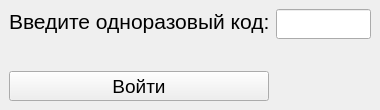
First picture: the form in client_side/resources/ui/totp_auth_window.ui, repository Sk2can/Password-manager, before the edit.
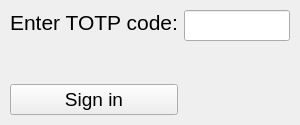
Second picture: the form after the edit.

```diff
--- a/client_side/resources/ui/totp_auth_window.ui
+++ b/client_side/resources/ui/totp_auth_window.ui
@@ -6,113 +6,45 @@
    <rect>
     <x>0</x>
     <y>0</y>
-    <width>380</width>
-    <height>110</height>
+    <width>300</width>
+    <height>125</height>
    </rect>
   </property>
   <property name="sizePolicy">
-   <sizepolicy hsizetype="Maximum" vsizetype="Maximum">
+   <sizepolicy hsizetype="Fixed" vsizetype="Fixed">
     <horstretch>0</horstretch>
     <verstretch>0</verstretch>
    </sizepolicy>
   </property>
   <property name="minimumSize">
    <size>
-    <width>380</width>
-    <height>110</height>
+    <width>300</width>
+    <height>125</height>
    </size>
   </property>
   <property name="maximumSize">
    <size>
-    <width>380</width>
-    <height>110</height>
+    <width>300</width>
+    <height>125</height>
    </size>
   </property>
   <property name="windowTitle">
    <string>Vaultary</string>
   </property>
   <widget class="QWidget" name="centralwidget">
-   <property name="sizePolicy">
-    <sizepolicy hsizetype="Minimum" vsizetype="Minimum">
-     <horstretch>0</horstretch>
-     <verstretch>0</verstretch>
-    </sizepolicy>
-   </property>
-   <property name="minimumSize">
-    <size>
-     <width>90</width>
-     <height>30</height>
-    </size>
-   </property>
-   <layout class="QVBoxLayout" name="verticalLayout_2">
-    <property name="sizeConstraint">
-     <enum>QLayout::SetMinimumSize</enum>
-    </property>
-    <item>
      <layout class="QGridLayout" name="gridLayout">
-      <property name="sizeConstraint">
-       <enum>QLayout::SetMinimumSize</enum>
-      </property>
-      <item row="2" column="0" colspan="2">
-       <widget class="QPushButton" name="auth_totp_pushButton">
-        <property name="sizePolicy">
-         <sizepolicy hsizetype="Minimum" vsizetype="Minimum">
-          <horstretch>0</horstretch>
-          <verstretch>0</verstretch>
-         </sizepolicy>
-        </property>
-        <property name="minimumSize">
-         <size>
-          <width>260</width>
-          <height>30</height>
-         </size>
-        </property>
-        <property name="maximumSize">
-         <size>
-          <width>260</width>
-          <height>30</height>
-         </size>
-        </property>
-        <property name="font">
-         <font>
-          <pointsize>14</pointsize>
-         </font>
-        </property>
-        <property name="text">
-         <string>Войти</string>
-        </property>
-        <property name="shortcut">
-         <string>Return</string>
-        </property>
-       </widget>
-      </item>
-      <item row="1" column="0" colspan="2">
-       <widget class="QLabel" name="error_label">
-        <property name="sizePolicy">
-         <sizepolicy hsizetype="Maximum" vsizetype="Maximum">
-          <horstretch>0</horstretch>
-          <verstretch>0</verstretch>
-         </sizepolicy>
-        </property>
-        <property name="minimumSize">
-         <size>
-          <width>200</width>
-          <height>20</height>
-         </size>
-        </property>
-        <property name="font">
-         <font>
-          <pointsize>12</pointsize>
-         </font>
-        </property>
-        <property name="styleSheet">
-         <string notr="true">color: rgb(255, 0, 0);</string>
-        </property>
-        <property name="text">
-         <string/>
-        </property>
-       </widget>
-      </item>
+    <property name="leftMargin">
+     <number>10</number>
+    </property>
+    <property name="topMargin">
+     <number>10</number>
+    </property>
+    <property name="rightMargin">
+     <number>10</number>
+    </property>
+    <property name="bottomMargin">
+     <number>10</number>
+    </property>
       <item row="0" column="0">
        <widget class="QLabel" name="totp_label">
         <property name="font">
@@ -121,7 +53,7 @@
          </font>
         </property>
         <property name="text">
-         <string>Введите одноразовый код:</string>
+       <string>Enter TOTP code:</string>
         </property>
         <property name="alignment">
          <set>Qt::AlignLeading|Qt::AlignLeft|Qt::AlignTop</set>
@@ -130,17 +62,8 @@
       </item>
       <item row="0" column="1">
        <widget class="QLineEdit" name="totp_lineEdit">
-        <property name="sizePolicy">
-         <sizepolicy hsizetype="Maximum" vsizetype="Maximum">
-          <horstretch>0</horstretch>
-          <verstretch>0</verstretch>
-         </sizepolicy>
-        </property>
-        <property name="minimumSize">
-         <size>
-          <width>90</width>
-          <height>30</height>
-         </size>
+      <property name="enabled">
+       <bool>true</bool>
         </property>
         <property name="font">
          <font>
@@ -164,7 +87,38 @@
         </property>
        </widget>
       </item>
-     </layout>
+    <item row="1" column="0" colspan="2">
+     <widget class="QLabel" name="error_label">
+      <property name="font">
+       <font>
+        <pointsize>12</pointsize>
+       </font>
+      </property>
+      <property name="styleSheet">
+       <string notr="true">color: rgb(255, 0, 0);</string>
+      </property>
+      <property name="text">
+       <string/>
+      </property>
+      <property name="wordWrap">
+       <bool>true</bool>
+      </property>
+     </widget>
+    </item>
+    <item row="2" column="0">
+     <widget class="QPushButton" name="auth_totp_pushButton">
+      <property name="font">
+       <font>
+        <pointsize>14</pointsize>
+       </font>
+      </property>
+      <property name="text">
+       <string>Sign in</string>
+      </property>
+      <property name="shortcut">
+       <string>Return</string>
+      </property>
+     </widget>
     </item>
    </layout>
   </widget>
```
Left out of the diff: 2 changed lines with no effect on the pictures. Lines whose indentation alone changed are shown as unchanged.
